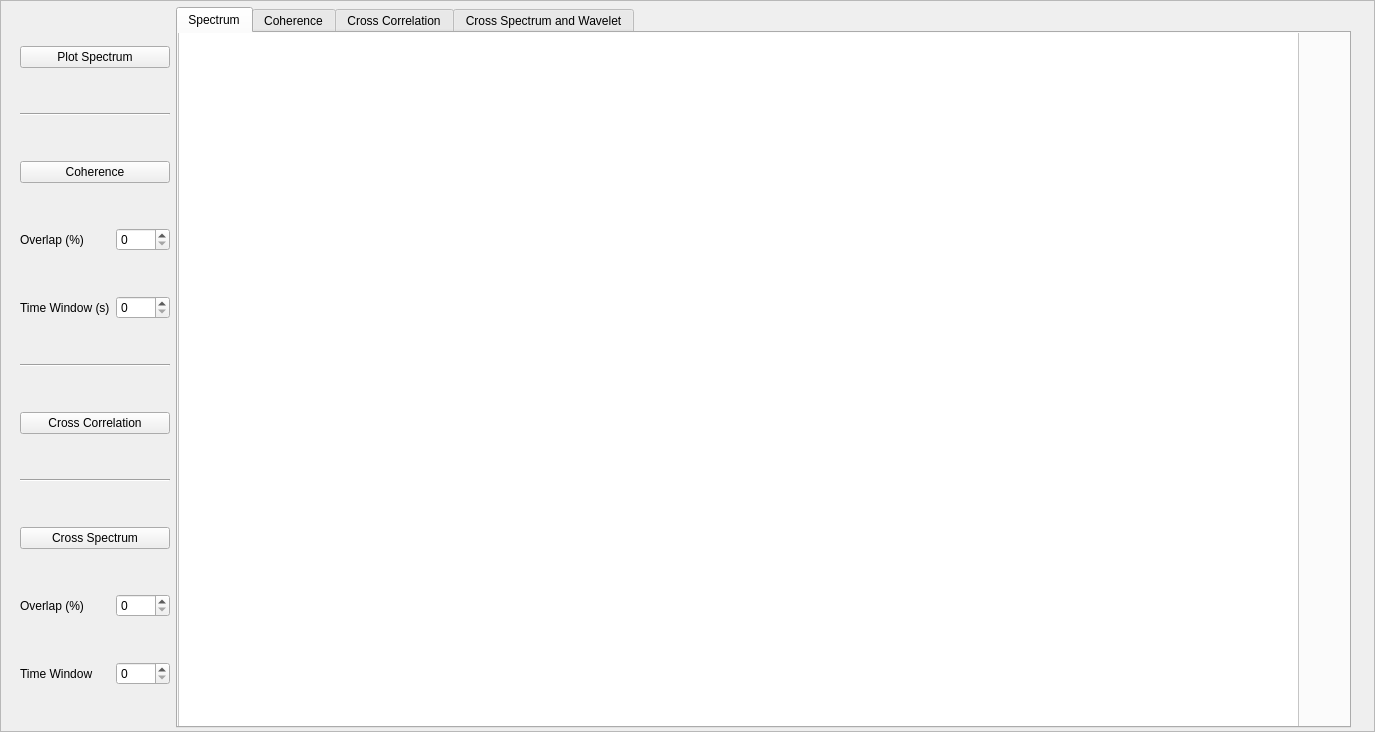
Before: the Qt Designer form isp/resources/designer_uis/TimeFrequencyAddWidget.ui in ProjectISP/ISP, drawn with Qt 5.
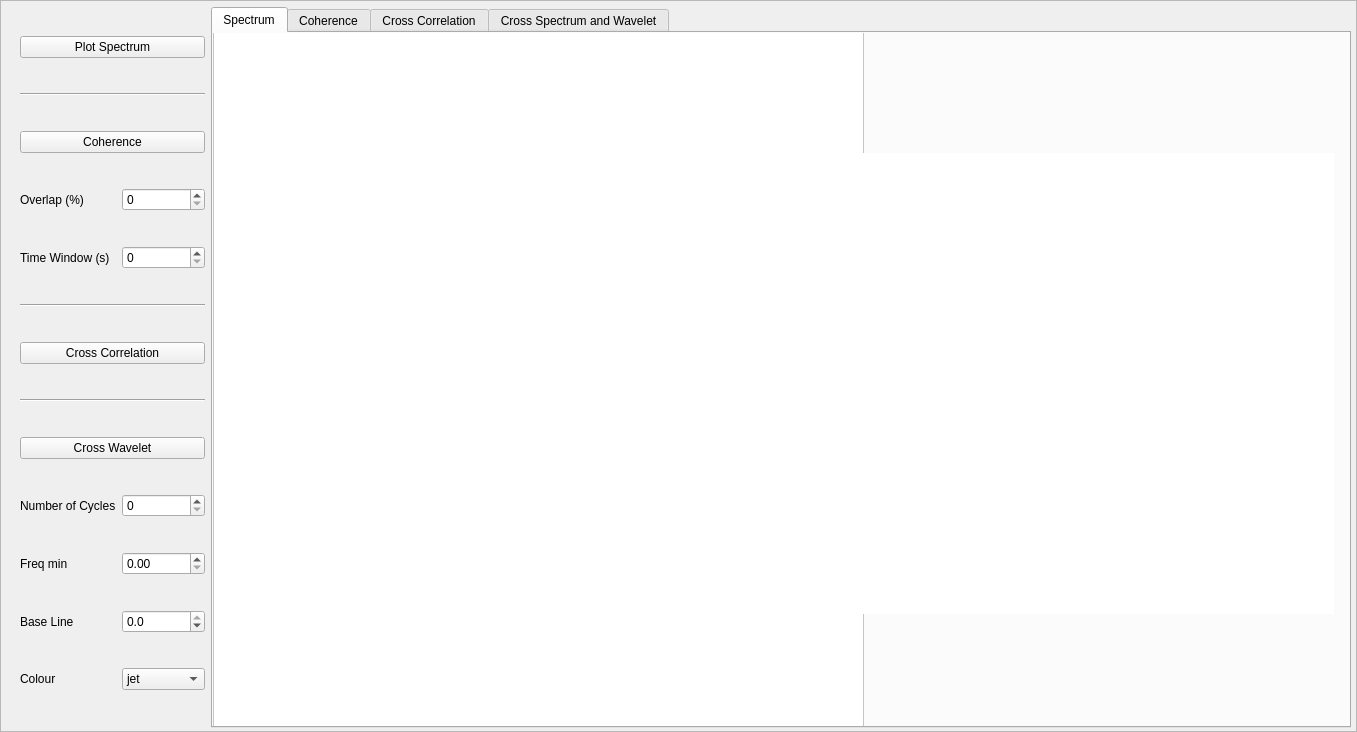
After: the same form once the commit is applied. The open tabs and pages were chosen to show the change.

Commit message: - Envelope, STA/LTA, CFs from Wavelet - Time-Frequency Analysis finished

Diff of the .ui file:
```diff
--- a/isp/resources/designer_uis/TimeFrequencyAddWidget.ui
+++ b/isp/resources/designer_uis/TimeFrequencyAddWidget.ui
@@ -6,7 +6,7 @@
    <rect>
     <x>0</x>
     <y>0</y>
-    <width>1375</width>
+    <width>1357</width>
     <height>732</height>
    </rect>
   </property>
@@ -32,7 +32,7 @@
     <item row="1" column="2">
      <widget class="QTabWidget" name="specialWidget">
       <property name="currentIndex">
-       <number>2</number>
+       <number>3</number>
       </property>
       <widget class="QWidget" name="tab">
        <attribute name="title">
@@ -54,7 +54,7 @@
          <rect>
           <x>0</x>
           <y>-1</y>
-          <width>1121</width>
+          <width>651</width>
           <height>701</height>
          </rect>
         </property>
@@ -68,6 +68,31 @@
          <enum>QFrame::Raised</enum>
         </property>
        </widget>
+       <widget class="QWidget" name="spectrumWidget2" native="true">
+        <property name="geometry">
+         <rect>
+          <x>650</x>
+          <y>120</y>
+          <width>471</width>
+          <height>461</height>
+         </rect>
+        </property>
+        <property name="sizePolicy">
+         <sizepolicy hsizetype="Preferred" vsizetype="Preferred">
+          <horstretch>0</horstretch>
+          <verstretch>0</verstretch>
+         </sizepolicy>
+        </property>
+        <property name="minimumSize">
+         <size>
+          <width>0</width>
+          <height>0</height>
+         </size>
+        </property>
+        <property name="styleSheet">
+         <string notr="true">background-color: rgb(255, 255, 255);</string>
+        </property>
+       </widget>
       </widget>
       <widget class="QWidget" name="tab_2">
        <attribute name="title">
@@ -115,7 +140,7 @@
           <x>0</x>
           <y>-1</y>
           <width>1101</width>
-          <height>651</height>
+          <height>691</height>
          </rect>
         </property>
         <property name="styleSheet">
@@ -127,27 +152,10 @@
     </item>
     <item row="1" column="0">
      <layout class="QGridLayout" name="gridLayout_3">
-      <item row="9" column="0">
-       <widget class="QLabel" name="label_3">
-        <property name="text">
-         <string>Overlap (%)</string>
-        </property>
-       </widget>
-      </item>
-      <item row="2" column="0" colspan="2">
-       <widget class="QPushButton" name="coherenceBtn">
-        <property name="text">
-         <string>Coherence</string>
-        </property>
-       </widget>
-      </item>
-      <item row="3" column="1">
-       <widget class="QSpinBox" name="cohe_overlapSB"/>
-      </item>
       <item row="10" column="0">
-       <widget class="QLabel" name="label_4">
+       <widget class="QLabel" name="label_6">
         <property name="text">
-         <string>Time Window</string>
+         <string>Freq min</string>
         </property>
        </widget>
       </item>
@@ -158,6 +166,50 @@
         </property>
        </widget>
       </item>
+      <item row="9" column="0">
+       <widget class="QLabel" name="label_5">
+        <property name="text">
+         <string>Number of Cycles</string>
+        </property>
+       </widget>
+      </item>
+      <item row="7" column="0" colspan="2">
+       <widget class="Line" name="line_3">
+        <property name="orientation">
+         <enum>Qt::Horizontal</enum>
+        </property>
+       </widget>
+      </item>
+      <item row="10" column="1">
+       <widget class="QDoubleSpinBox" name="freq_min_waveletSB"/>
+      </item>
+      <item row="0" column="0" colspan="2">
+       <widget class="QPushButton" name="plot_spectrumBtn">
+        <property name="text">
+         <string>Plot Spectrum</string>
+        </property>
+       </widget>
+      </item>
+      <item row="8" column="0" colspan="2">
+       <widget class="QPushButton" name="Cross_scalogramBtn">
+        <property name="text">
+         <string>Cross Wavelet</string>
+        </property>
+       </widget>
+      </item>
+      <item row="11" column="1">
+       <widget class="QDoubleSpinBox" name="base_lineDB">
+        <property name="decimals">
+         <number>1</number>
+        </property>
+        <property name="minimum">
+         <double>-400.000000000000000</double>
+        </property>
+        <property name="maximum">
+         <double>0.000000000000000</double>
+        </property>
+       </widget>
+      </item>
       <item row="3" column="0">
        <widget class="QLabel" name="label">
         <property name="text">
@@ -165,6 +217,13 @@
         </property>
        </widget>
       </item>
+      <item row="2" column="0" colspan="2">
+       <widget class="QPushButton" name="coherenceBtn">
+        <property name="text">
+         <string>Coherence</string>
+        </property>
+       </widget>
+      </item>
       <item row="4" column="0">
        <widget class="QLabel" name="labeltime">
         <property name="text">
@@ -172,6 +231,13 @@
         </property>
        </widget>
       </item>
+      <item row="1" column="0" colspan="2">
+       <widget class="Line" name="line_2">
+        <property name="orientation">
+         <enum>Qt::Horizontal</enum>
+        </property>
+       </widget>
+      </item>
       <item row="6" column="0" colspan="2">
        <widget class="QPushButton" name="cross_correlationsBtn">
         <property name="text">
@@ -179,9 +245,6 @@
         </property>
        </widget>
       </item>
-      <item row="10" column="1">
-       <widget class="QSpinBox" name="spinBox_4"/>
-      </item>
       <item row="5" column="0" colspan="2">
        <widget class="Line" name="line">
         <property name="orientation">
@@ -189,35 +252,48 @@
         </property>
        </widget>
       </item>
-      <item row="8" column="0" colspan="2">
-       <widget class="QPushButton" name="Cross_spectrumBtn">
-        <property name="text">
-         <string>Cross Spectrum</string>
-        </property>
-       </widget>
-      </item>
       <item row="9" column="1">
-       <widget class="QSpinBox" name="spinBox_3"/>
+       <widget class="QSpinBox" name="num_cyclesSB"/>
       </item>
-      <item row="1" column="0" colspan="2">
-       <widget class="Line" name="line_2">
-        <property name="orientation">
-         <enum>Qt::Horizontal</enum>
+      <item row="11" column="0">
+       <widget class="QLabel" name="label_2">
+        <property name="text">
+         <string>Base Line</string>
         </property>
        </widget>
       </item>
-      <item row="0" column="0" colspan="2">
-       <widget class="QPushButton" name="plot_spectrumBtn">
+      <item row="3" column="1">
+       <widget class="QSpinBox" name="cohe_overlapSB"/>
+      </item>
+      <item row="12" column="0">
+       <widget class="QLabel" name="label_3">
         <property name="text">
-         <string>Plot Spectrum</string>
+         <string>Colour</string>
         </property>
        </widget>
       </item>
-      <item row="7" column="0" colspan="2">
-       <widget class="Line" name="line_3">
-        <property name="orientation">
-         <enum>Qt::Horizontal</enum>
-        </property>
+      <item row="12" column="1">
+       <widget class="QComboBox" name="colourCB">
+        <item>
+         <property name="text">
+          <string>jet</string>
+         </property>
+        </item>
+        <item>
+         <property name="text">
+          <string>cool</string>
+         </property>
+        </item>
+        <item>
+         <property name="text">
+          <string>hsv</string>
+         </property>
+        </item>
+        <item>
+         <property name="text">
+          <string>coolwarm</string>
+         </property>
+        </item>
        </widget>
       </item>
      </layout>
```
The commit also changes 13 other files.
